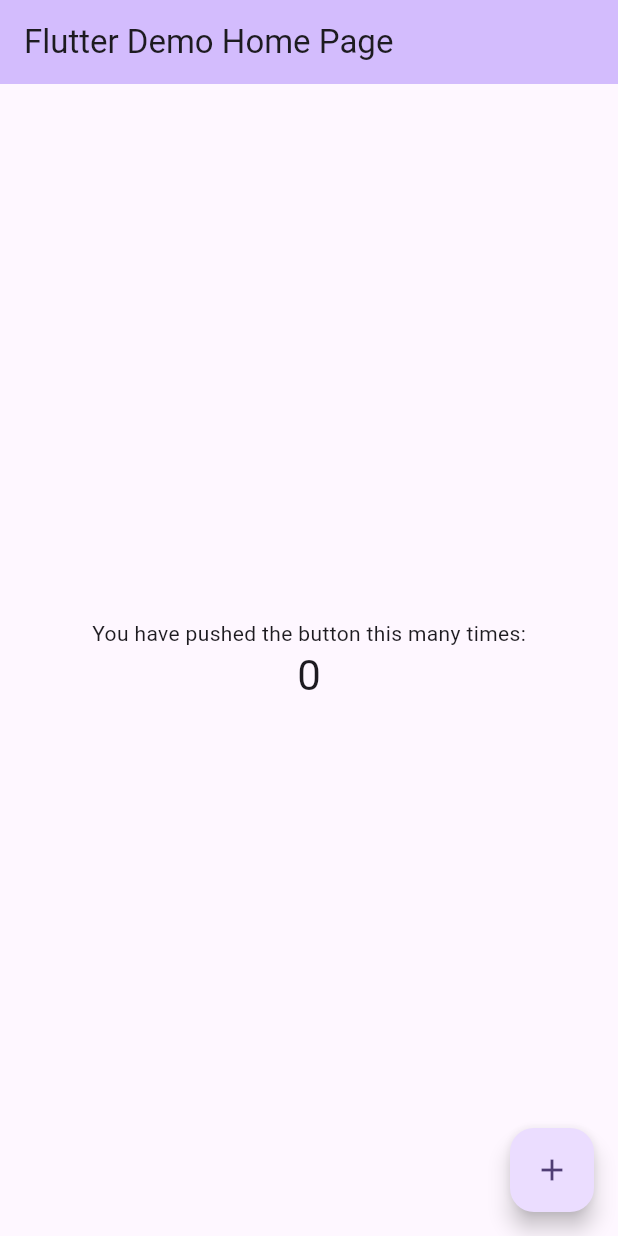
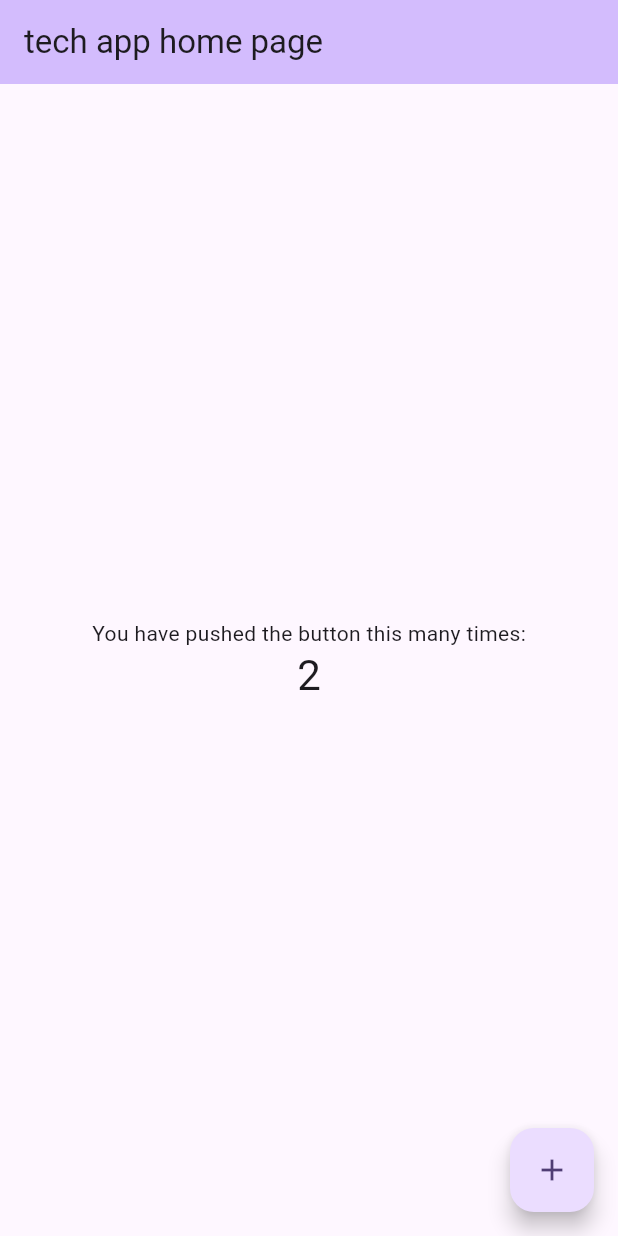
Before and after one commit to NikShein/flutter_aws, a Flutter app: the screen it shows after launch, on a phone screen of 412 x 824 dp. Run offline on Flutter 3.47's test engine with Material 2 defaults, Android fonts, the phone set to English and light mode, and no system bars.

```diff
--- a/lib/main.dart
+++ b/lib/main.dart
@@ -31,7 +31,7 @@ class MyApp extends StatelessWidget {
         colorScheme: ColorScheme.fromSeed(seedColor: Colors.deepPurple),
         useMaterial3: true,
       ),
-      home: const MyHomePage(title: 'Flutter Demo Home Page'),
+      home: const MyHomePage(title: 'tech app home page'),
     );
   }
 }
@@ -55,7 +55,7 @@ class MyHomePage extends StatefulWidget {
 }
 
 class _MyHomePageState extends State<MyHomePage> {
-  int _counter = 0;
+  int _counter = 2;
 
   void _incrementCounter() {
     setState(() {
```
Also changed, not shown: 1 other file.
